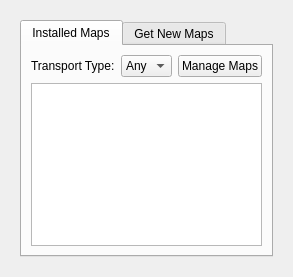
Qt form src/plugins/runner/monav/MonavConfigWidget.ui (KDE/marble) before a commit.
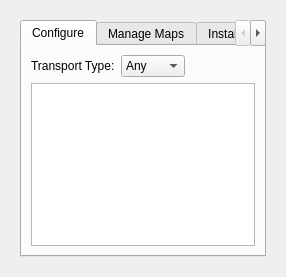
The same form after that commit.

Commit message: Use a third tab for managing maps instead of a toggle button in the configure tab.

```diff
--- a/src/plugins/runner/monav/MonavConfigWidget.ui
+++ b/src/plugins/runner/monav/MonavConfigWidget.ui
@@ -6,7 +6,7 @@
    <rect>
     <x>0</x>
     <y>0</y>
-    <width>280</width>
+    <width>286</width>
     <height>277</height>
    </rect>
   </property>
@@ -28,7 +28,7 @@
          </property>
          <widget class="QWidget" name="tab">
           <attribute name="title">
-           <string>Installed Maps</string>
+           <string>Configure</string>
           </attribute>
           <layout class="QGridLayout" name="gridLayout">
            <item row="0" column="0">
@@ -50,17 +50,36 @@
              </item>
             </widget>
            </item>
-           <item row="0" column="2">
-            <widget class="QPushButton" name="m_manageMapsButton">
-             <property name="text">
-              <string>Manage Maps</string>
-             </property>
-             <property name="checkable">
-              <bool>true</bool>
-             </property>
-            </widget>
-           </item>
            <item row="1" column="0" colspan="3">
+            <widget class="QTableView" name="m_configureMapsListView">
+             <property name="horizontalScrollBarPolicy">
+              <enum>Qt::ScrollBarAlwaysOff</enum>
+             </property>
+             <property name="alternatingRowColors">
+              <bool>true</bool>
+             </property>
+             <attribute name="horizontalHeaderVisible">
+              <bool>true</bool>
+             </attribute>
+             <attribute name="horizontalHeaderStretchLastSection">
+              <bool>false</bool>
+             </attribute>
+             <attribute name="verticalHeaderVisible">
+              <bool>false</bool>
+             </attribute>
+             <attribute name="verticalHeaderStretchLastSection">
+              <bool>false</bool>
+             </attribute>
+            </widget>
+           </item>
+          </layout>
+         </widget>
+         <widget class="QWidget" name="tab_3">
+          <attribute name="title">
+           <string>Manage Maps</string>
+          </attribute>
+          <layout class="QGridLayout" name="gridLayout_5">
+           <item row="0" column="0">
             <widget class="QTableView" name="m_installedMapsListView">
              <property name="horizontalScrollBarPolicy">
               <enum>Qt::ScrollBarAlwaysOff</enum>
@@ -69,7 +88,7 @@
               <bool>true</bool>
              </property>
              <attribute name="horizontalHeaderVisible">
-              <bool>true</bool>
+              <bool>false</bool>
              </attribute>
              <attribute name="horizontalHeaderStretchLastSection">
               <bool>false</bool>
@@ -86,7 +105,7 @@
          </widget>
          <widget class="QWidget" name="tab_2">
           <attribute name="title">
-           <string>Get New Maps</string>
+           <string>Install New</string>
           </attribute>
           <layout class="QFormLayout" name="formLayout">
            <property name="fieldGrowthPolicy">
```
Left out of the diff: 2 changed lines with no effect on the pictures. The commit also changes 1 other file.
